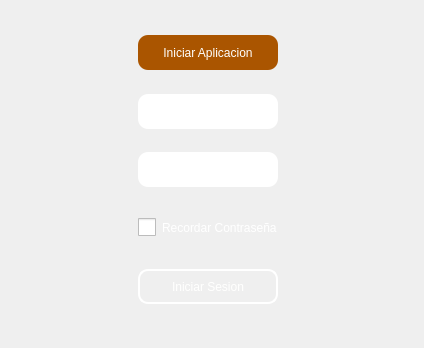
First picture: the form in login.ui, repository manisandi/proyecto_progra_2, before the edit.
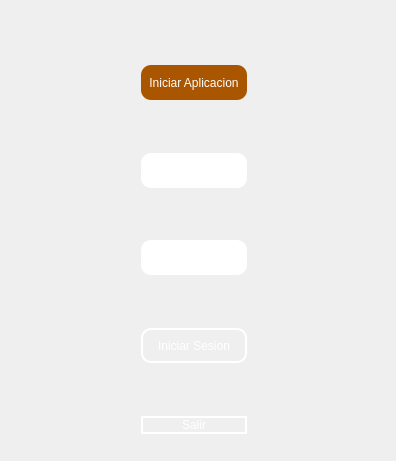
Second picture: the form after the edit. Icons and pictures are not drawn.

What changed in the file:
```diff
--- a/login.ui
+++ b/login.ui
@@ -6,8 +6,8 @@
    <rect>
     <x>0</x>
     <y>0</y>
-    <width>424</width>
-    <height>348</height>
+    <width>396</width>
+    <height>461</height>
    </rect>
   </property>
   <property name="windowTitle">
@@ -162,6 +162,9 @@
               <height>50</height>
              </size>
             </property>
+            <property name="styleSheet">
+             <string notr="true"/>
+            </property>
             <property name="text">
              <string>Iniciar Aplicacion</string>
             </property>
@@ -260,39 +263,7 @@
            </spacer>
           </item>
           <item>
-           <widget class="QCheckBox" name="checkBox">
-            <property name="minimumSize">
-             <size>
-              <width>0</width>
-              <height>35</height>
-             </size>
-            </property>
-            <property name="maximumSize">
-             <size>
-              <width>16777215</width>
-              <height>35</height>
-             </size>
-            </property>
-            <property name="text">
-             <string>Recordar Contraseña</string>
-            </property>
-           </widget>
-          </item>
-          <item>
-           <spacer name="verticalSpacer_6">
-            <property name="orientation">
-             <enum>Qt::Vertical</enum>
-            </property>
-            <property name="sizeHint" stdset="0">
-             <size>
-              <width>20</width>
-              <height>40</height>
-             </size>
-            </property>
-           </spacer>
-          </item>
-          <item>
-           <widget class="QPushButton" name="pushButton">
+           <widget class="QPushButton" name="iniciarSesion">
             <property name="minimumSize">
              <size>
               <width>0</width>
@@ -323,6 +294,19 @@
             </property>
            </spacer>
           </item>
+          <item>
+           <widget class="QPushButton" name="salir">
+            <property name="maximumSize">
+             <size>
+              <width>16777215</width>
+              <height>16777215</height>
+             </size>
+            </property>
+            <property name="text">
+             <string>Salir</string>
+            </property>
+           </widget>
+          </item>
          </layout>
         </widget>
        </item>
```
Left out of the diff: 43 changed lines with no effect on the pictures.
